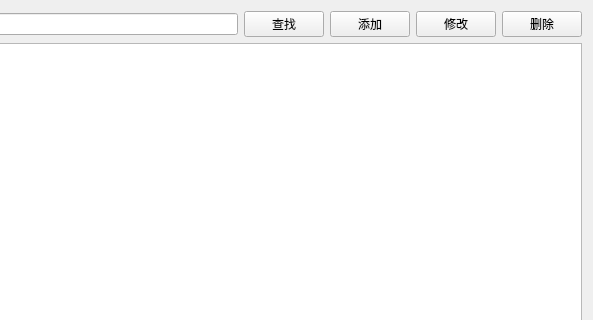
The window that CaseHistoryManager/appointmentview.ui (leeonbeans/QT_learning) describes before a commit, drawn with Qt 5; both pictures show x 207 to 800 and y 0 to 320 of the 800 by 600 pixel window.
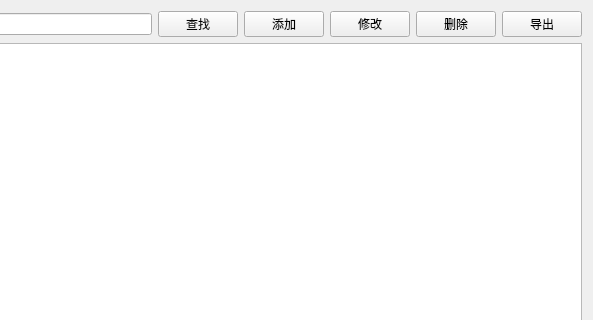
The same window after the commit.

Commit message: 完成了就诊记录的导出，以及药品记录的导出和库存预警检测

The edit to the form file:
```diff
--- a/CaseHistoryManager/appointmentview.ui
+++ b/CaseHistoryManager/appointmentview.ui
@@ -51,6 +51,13 @@
        </property>
       </widget>
      </item>
+     <item>
+      <widget class="QPushButton" name="btnExport">
+       <property name="text">
+        <string>导出</string>
+       </property>
+      </widget>
+     </item>
     </layout>
    </item>
    <item>
```
The commit also changes 5 other files.
